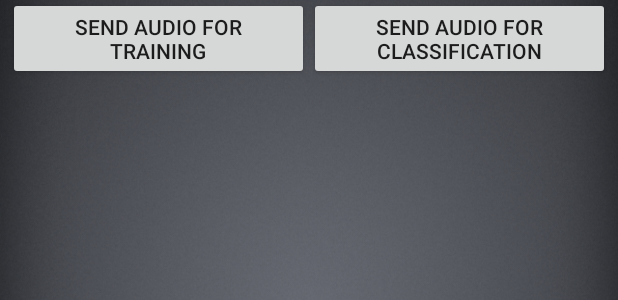
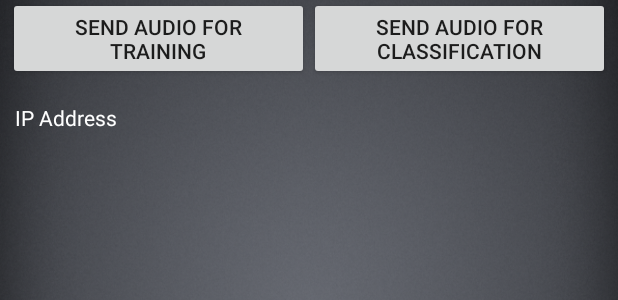
Before and after one commit to spartacus1011/wind_turbine_analyzer, an Android app: the layout activity_classify_view.xml on its own in the app's theme, with its tools: preview values and no code run, on a phone screen of 412 x 824 dp. Shown: the part 312-612 px from the top of the screen. Run offline under Robolectric (Android 15) with nearby library versions, the phone set to English and light mode, and no system bars.

Commit message:
Finished the receiving and automation of audio classification

```diff
--- a/AudioSpectrumAnalyzer/app/src/main/AndroidManifest.xml
+++ b/AudioSpectrumAnalyzer/app/src/main/AndroidManifest.xml
@@ -37,8 +37,8 @@
         <activity android:name=".ShowDatabaseView" />
         <activity
             android:name=".ClassifyView"
-            android:screenOrientation="sensorPortrait"
-            ></activity>
+            android:screenOrientation="sensorPortrait" />
+        <activity android:name=".ClassifyResultsView"></activity>
     </application>
 
 </manifest>
--- a/AudioSpectrumAnalyzer/app/src/main/java/com/example/rossf/audiospectrumanalyzer/SpectrumView.java
+++ b/AudioSpectrumAnalyzer/app/src/main/java/com/example/rossf/audiospectrumanalyzer/SpectrumView.java
@@ -172,8 +172,6 @@ public class SpectrumView extends AppCompatActivity {
             startActivity(intent);
         }
         catch(Exception e){
-
-
         }
     }
 
--- a/AudioSpectrumAnalyzer/app/src/main/res/layout/activity_classify_view.xml
+++ b/AudioSpectrumAnalyzer/app/src/main/res/layout/activity_classify_view.xml
@@ -62,11 +62,9 @@
 
         </LinearLayout>
 
-
-
         <LinearLayout
             android:layout_width="match_parent"
-            android:layout_height="match_parent"
+            android:layout_height="wrap_content"
             android:orientation="horizontal"
             android:layout_margin="5dp">
 
@@ -88,26 +86,13 @@
 
         </LinearLayout>
 
-
-
-        <ScrollView
+        <TextView
+            android:id="@+id/textViewIPAddress"
             android:layout_width="match_parent"
             android:layout_height="wrap_content"
-            android:layout_margin="10dp"
-            android:layout_weight=".9"
-            android:scrollbars="vertical">
-
-            <HorizontalScrollView
-                android:layout_width="wrap_content"
-                android:layout_height="match_parent">
-
-                <TableLayout
-                    android:id="@+id/TableClassificationScores"
-                    android:layout_width="match_parent"
-                    android:layout_height="match_parent"></TableLayout>
-
-            </HorizontalScrollView>
-        </ScrollView>
+            android:text="IP Address"
+            android:textColor="@color/colorText"
+            android:layout_margin="10dp"/>
 
     </LinearLayout>
 </android.support.constraint.ConstraintLayout>
--- a/AudioSpectrumAnalyzer/app/src/main/res/values/strings.xml
+++ b/AudioSpectrumAnalyzer/app/src/main/res/values/strings.xml
@@ -2,4 +2,6 @@
     <string name="app_name">Audio Spectrum Analyzer</string>
     <string name="spectrum_view_recording_key">recordKey</string>
     <string name="classify_view_recording_key">recordKey</string>
+    <string name="classify_results_view_mainresult">mainResult</string>
+    <string name="classify_results_view_percentages">mainResult</string>
 </resources>
```
Also changed, not shown: AudioSpectrumAnalyzer/app/src/main/java/com/example/rossf/audiospectrumanalyzer/ClassifyResultsView.java (added, +36 -0 lines), AudioSpectrumAnalyzer/app/src/main/java/com/example/rossf/audiospectrumanalyzer/ClassifyView.java (+52 -1 lines), AudioSpectrumAnalyzer/app/src/main/java/com/example/rossf/audiospectrumanalyzer/TCPReceiveClassification.java (+41 -5 lines), AudioSpectrumAnalyzer/app/src/main/java/com/example/rossf/audiospectrumanalyzer/TCPSendAudioData.java (+1 -27 lines), AudioSpectrumAnalyzer/app/src/main/res/layout/activity_classify_results_view.xml (added, +40 -0 lines), 4 other files.
